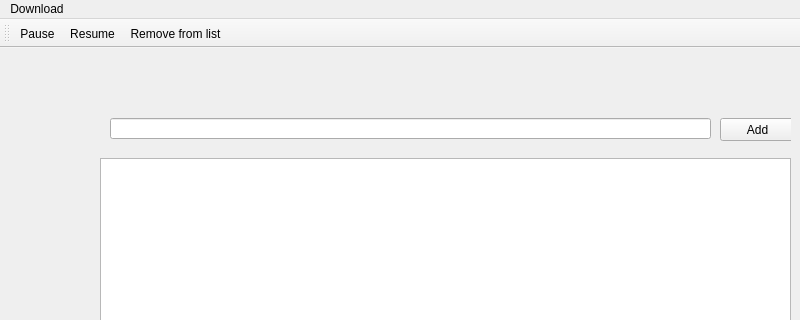
The window that src/mainwindow.ui (Bramas/QDownloader) describes before a commit, drawn with Qt 5; both pictures show x 0 to 800 and y 0 to 320 of the 800 by 600 pixel window.
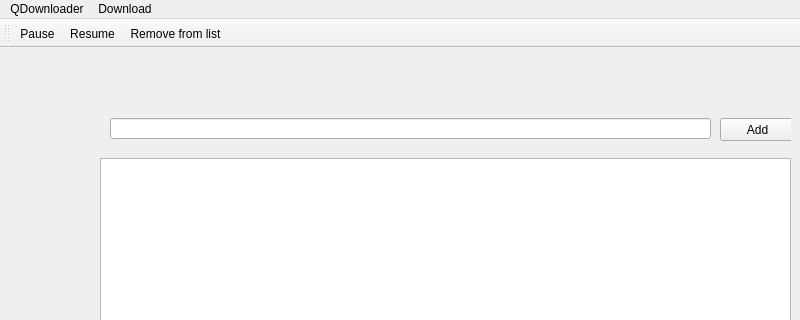
The same window after the commit.

The edit to the form file:
```diff
--- a/src/mainwindow.ui
+++ b/src/mainwindow.ui
@@ -80,6 +80,14 @@
     <addaction name="actionResume"/>
     <addaction name="actionRemove_from_list"/>
    </widget>
+   <widget class="QMenu" name="menuFile">
+    <property name="title">
+     <string>QDownloader</string>
+    </property>
+    <addaction name="actionPreferences"/>
+    <addaction name="actionQuit"/>
+   </widget>
+   <addaction name="menuFile"/>
    <addaction name="menuDownload"/>
   </widget>
   <widget class="QStatusBar" name="statusbar"/>
```
Left out of the diff: 35 changed lines with no effect on the pictures.
